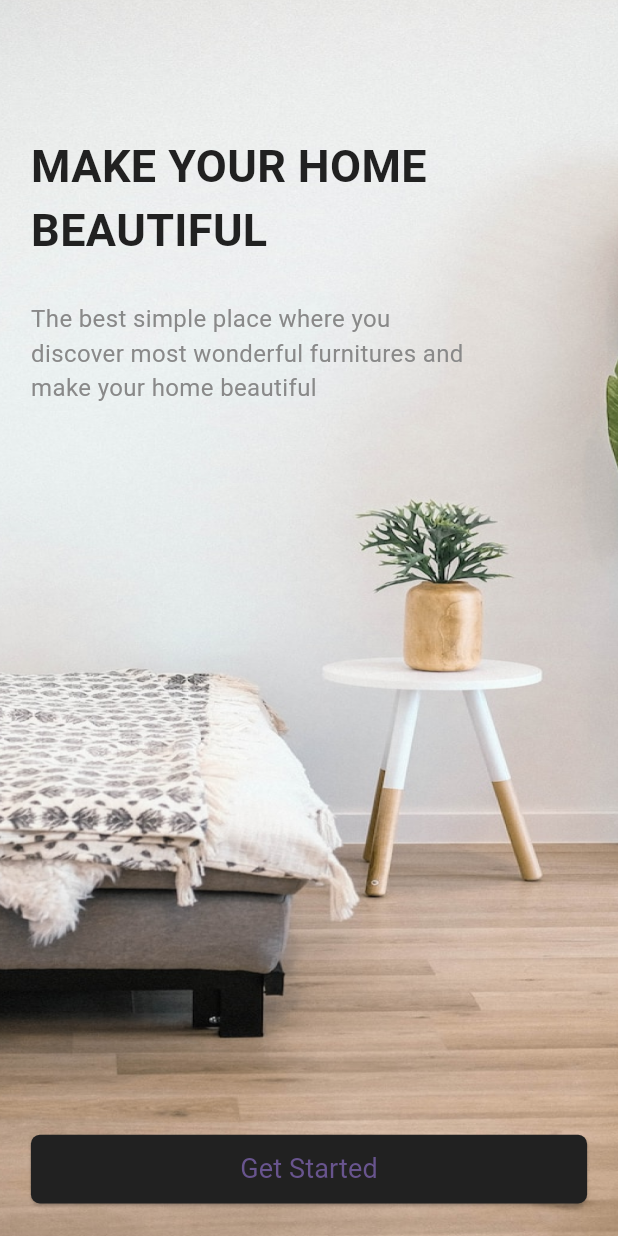
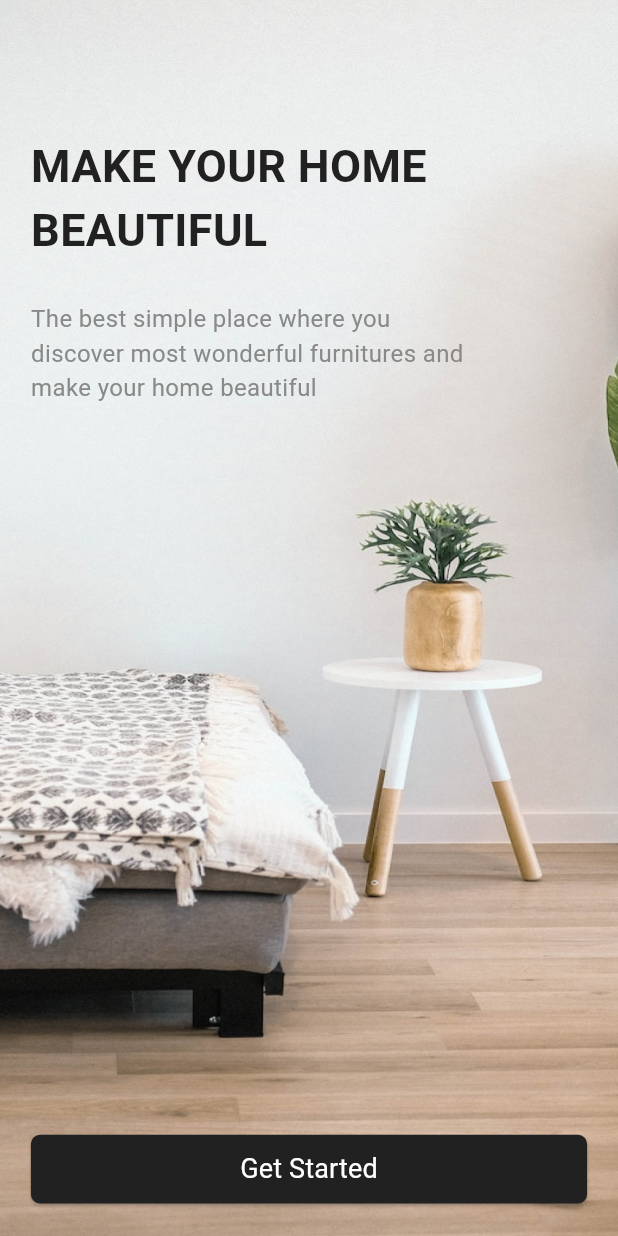
Before and after one commit to unnatidonda/furniture_shopping_app, a Flutter app: the screen it shows after launch, on a phone screen of 412 x 824 dp. Run offline on Flutter 3.47's test engine with Material 2 defaults, Android fonts, the phone set to English and light mode, and no system bars; our stand-ins replace get; Roboto replaces fonts that are missing (Poppins).

Commit message:
home view

```diff
--- a/lib/res/constant/app_colors.dart
+++ b/lib/res/constant/app_colors.dart
@@ -1,15 +1,16 @@
 import 'dart:ui';
 
 class AppColors {
-  static const Color black = Color(0xFF242424);
-  static const Color mblack = Color(0xFF303030);
-  static const Color sub = Color(0xFF909090);
-  static const Color darkg = Color(0xFF909090);
-  static const Color disable = Color(0xFFB3B3B3);
-  static const Color lightg = Color(0xFFE0E0E0);
-  static const Color bg = Color(0xFFF5F5F5);
+  // static const Color black = Color(0xFF242424);
+  // static const Color mblack = Color(0xFF303030);
+  // static const Color sub = Color(0xFF909090);
+  // static const Color darkg = Color(0xFF909090);
+  // static const Color disable = Color(0xFFB3B3B3);
+  // static const Color lightg = Color(0xFFE0E0E0);
+  // static const Color bg = Color(0xFFF5F5F5);
   static const Color white = Color(0xFFFFFFFF);
-  static const Color green = Color(0xFF27AE60);
+  // static const Color green = Color(0xFF27AE60);
   static const Color lightBlackColor = Color(0xFF212121);
+  static const Color lightGrey = Color(0xFFBDBDBD);
   static const Color greyColor = Color(0xFF898989);
 }
--- a/lib/view/boarding/boarding_view.dart
+++ b/lib/view/boarding/boarding_view.dart
@@ -68,7 +68,7 @@ class BoardingView extends StatelessWidget {
                     fontSize: 18,
                     fontFamily: "Poppins",
                     fontWeight: FontWeight.w400,
-                    color: AppColors.whiteColor,
+                    color: AppColors.white,
                   ),
                 ),
               ),
```
Also changed, not shown: lib/view/home/home_view.dart (added, +10 -0 lines), lib/view/login/login_view.dart (+39 -3 lines), lib/view/home/home_bindings.dart (added), lib/view/home/home_controller.dart (added).
